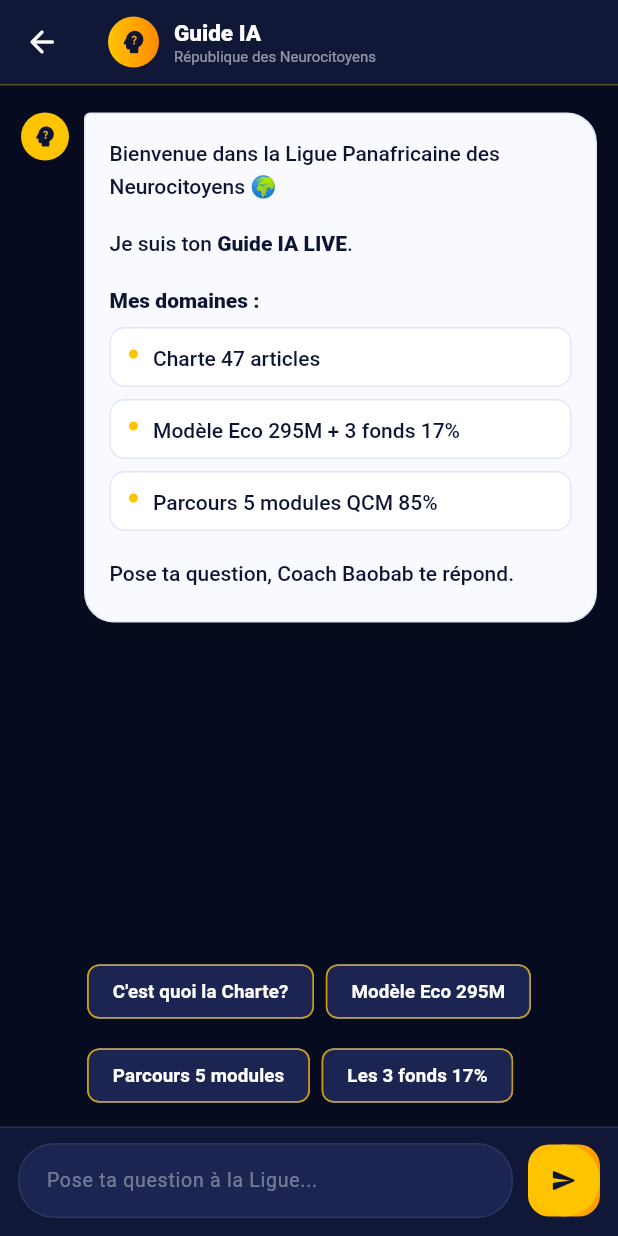
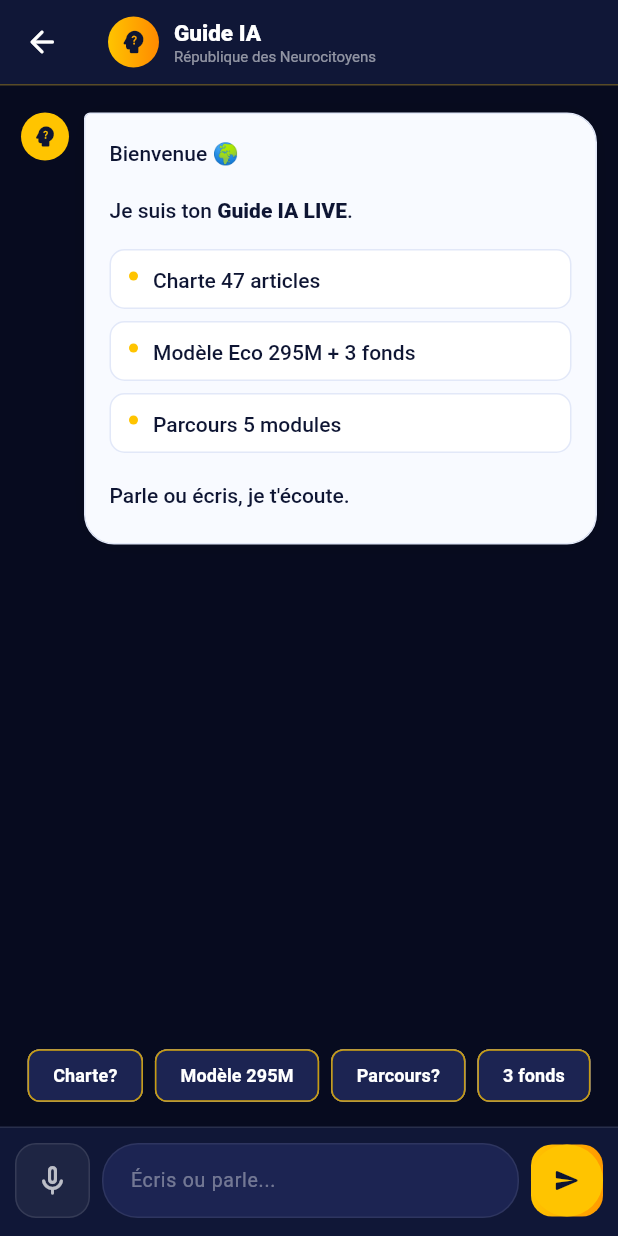
Before and after one commit to ludoacademiaquebec-stack/NeurocitoyenApp, a Flutter app: the IAGuideGlobal screen opened by its route, on a phone screen of 412 x 824 dp. Run offline on Flutter 3.47's test engine with Material 3 defaults, Android fonts, the phone set to English and light mode, and no system bars; our stand-ins replace go_router, qr_flutter, shared_preferences, speech_to_text, supabase_flutter; accounts and stored records are empty.

Commit message:
feat: IA Guide avec micro audio + carte claire premium

```diff
--- a/lib/features/ia/ia_guide_global.dart
+++ b/lib/features/ia/ia_guide_global.dart
@@ -2,19 +2,19 @@ import 'dart:math' as math;
 import 'package:flutter/material.dart';
 import 'package:go_router/go_router.dart';
 import 'package:supabase_flutter/supabase_flutter.dart';
+import 'package:speech_to_text/speech_to_text.dart';
 
 class _C {
   static const bg = Color(0xFF070B1F);
   static const surface = Color(0xFF101737);
   static const field = Color(0xFF1C2452);
   static const gold = Color(0xFFFFC400);
-  static const card = Color(0xFFF8FAFF); // carte IA claire
+  static const card = Color(0xFFF8FAFF);
   static const ink = Color(0xFF0E1533);
-  static const muted = Color(0xFF66708F);
   static const line = Color(0xFFE2E8F8);
 }
 
-enum _Kind { user, ai, error, result }
+enum _Kind { user, ai, error }
 class _Msg { final _Kind kind; final String text; const _Msg(this.kind, this.text); }
 
 class IAGuideGlobal extends StatefulWidget {
@@ -25,21 +25,32 @@ class IAGuideGlobal extends StatefulWidget {
 }
 
 class _IAGuideGlobalState extends State<IAGuideGlobal> {
-  late List<_Msg> _msgs;
+  List<_Msg> _msgs=[const _Msg(_Kind.ai,'Bienvenue 🌍\n\nJe suis ton **Guide IA LIVE**.\n\n• Charte 47 articles\n• Modèle Eco 295M + 3 fonds\n• Parcours 5 modules\n\nParle ou écris, je t\'écoute.')];
   final _ctrl=TextEditingController();
   final _scroll=ScrollController();
   bool _loading=false;
   String _last='';
+  final SpeechToText _speech=SpeechToText();
+  bool _isListening=false;
 
   @override
-  void initState(){
-    super.initState();
-    _msgs=[const _Msg(_Kind.ai,'Bienvenue dans la Ligue Panafricaine des Neurocitoyens 🌍\n\nJe suis ton **Guide IA LIVE**.\n\n**Mes domaines :**\n• Charte 47 articles\n• Modèle Eco 295M + 3 fonds 17%\n• Parcours 5 modules QCM 85%\n\nPose ta question, Coach Baobab te répond.')];
-  }
-  @override
-  void dispose(){ _ctrl.dispose(); _scroll.dispose(); super.dispose(); }
+  void initState(){ super.initState(); _initSpeech(); }
+  Future<void> _initSpeech() async { await _speech.initialize(); }
 
   void _toEnd(){ WidgetsBinding.instance.addPostFrameCallback((_) { if(_scroll.hasClients) _scroll.animateTo(_scroll.position.maxScrollExtent, duration: const Duration(milliseconds:280), curve: Curves.easeOut); }); }
+
+  Future<void> _toggleMic() async {
+    if(_isListening){
+      await _speech.stop(); setState(()=>_isListening=false); return;
+    }
+    bool available = await _speech.initialize();
+    if(!available) return;
+    setState(()=>_isListening=true);
+    await _speech.listen(localeId:'fr_FR', onResult:(res){
+      _ctrl.text=res.recognizedWords;
+      if(res.finalResult){ setState(()=>_isListening=false); _send(_ctrl.text); }
+    });
+  }
 
   Future<void> _send(String raw,{bool retry=false}) async {
     final t=raw.trim(); if(t.isEmpty||_loading) return;
@@ -47,104 +58,52 @@ class _IAGuideGlobalState extends State<IAGuideGlobal> {
     _last=t; if(!retry) _ctrl.clear(); _toEnd();
     try{
       final res=await Supabase.instance.client.functions.invoke('ia-chat', body:{'message':t,'ia_type':widget.iaType,'prompt':t, if(widget.moduleId!=null) 'module_id':widget.moduleId});
-      String ans='';
-      if(res.data is Map) ans=(res.data['response']??res.data['reponse']??'').toString();
-      if(ans.trim().isEmpty) ans="Je n'ai pas pu formuler de réponse. Reformule?";
-      if(!mounted) return;
-      setState(()=> _msgs.add(_Msg(_Kind.ai, ans)));
-    }catch(e){
-      if(mounted) setState(()=> _msgs.add(_Msg(_Kind.error, 'Connexion impossible. Réessaie.')));
-    }finally{
-      if(mounted) setState(()=> _loading=false); _toEnd();
+      String ans=''; if(res.data is Map) ans=(res.data['response']??res.data['reponse']??'').toString();
+      if(ans.trim().isEmpty) ans="Je n'ai pas pu répondre. Reformule?";
+      setState(()=>_msgs.add(_Msg(_Kind.ai,ans)));
+    }catch(e){ setState(()=>_msgs.add(_Msg(_Kind.error,'Connexion impossible. Réessaie.'))); }
+    finally{ setState(()=>_loading=false); _toEnd(); }
+  }
+
+  Widget _rich(String s){
+    final parts=s.split(RegExp(r'\*\*')); List<InlineSpan> spans=[];
+    for(int i=0;i<parts.length;i++){ spans.add(TextSpan(text: parts[i], style: TextStyle(fontWeight: i%2==1?FontWeight.w800:FontWeight.w500))); }
+    return RichText(text: TextSpan(style: const TextStyle(fontSize:14, height:1.55, color: _C.ink), children: spans));
+  }
+
+  List<Widget> _parse(String raw){
+    final lines=raw.split('\n'); List<Widget> out=[];
+    for(var l in lines){
+      final t=l.trim(); if(t.isEmpty){ out.add(const SizedBox(height:8)); continue; }
+      if(t.startsWith('#')){ final title=t.replaceAll(RegExp(r'^#+\s*'), ''); out.add(Padding(padding: const EdgeInsets.only(top:14,bottom:6), child: Row(children:[Container(width:4,height:18,decoration: BoxDecoration(color: _C.gold, borderRadius: BorderRadius.circular(2))), const SizedBox(width:8), Expanded(child: Text(title, style: const TextStyle(fontSize:15.5, fontWeight: FontWeight.w800, color: _C.ink)))]))); }
+      else if(t.startsWith('- ')||t.startsWith('• ')){ final c=t.substring(2); out.add(Container(margin: const EdgeInsets.only(bottom:8), padding: const EdgeInsets.symmetric(horizontal:12, vertical:8), decoration: BoxDecoration(color: Colors.white, borderRadius: BorderRadius.circular(10), border: Border.all(color: _C.line)), child: Row(crossAxisAlignment: CrossAxisAlignment.start, children:[Container(margin: const EdgeInsets.only(top:6), width:6,height:6,decoration: const BoxDecoration(color: _C.gold, shape: BoxShape.circle)), const SizedBox(width:10), Expanded(child: _rich(c))]))); }
+      else { out.add(Padding(padding: const EdgeInsets.only(bottom:8), child: _rich(l))); }
     }
+    return out;
   }
 
   @override
   Widget build(BuildContext context){
     final maxW=math.min(MediaQuery.of(context).size.width, 820)*0.86;
-    final showChips=_msgs.length==1 &&!_loading;
     return Scaffold(
       backgroundColor: _C.bg,
       appBar: AppBar(backgroundColor: _C.surface, foregroundColor: Colors.white, elevation:0, leading: IconButton(icon: const Icon(Icons.arrow_back_rounded), onPressed: ()=> context.canPop()?context.pop():context.go('/')), title: Row(children:[Container(width:34,height:34,decoration: const BoxDecoration(gradient: LinearGradient(colors:[_C.gold, Color(0xFFFF8A00)]), shape: BoxShape.circle), child: const Icon(Icons.psychology_alt_rounded, color: _C.ink, size:20)), const SizedBox(width:10), Column(crossAxisAlignment: CrossAxisAlignment.start, children:[Text(widget.title, style: const TextStyle(fontSize:15, fontWeight: FontWeight.w800)), Text(widget.subtitle, style: const TextStyle(fontSize:10, color: Colors.white54))])]), bottom: PreferredSize(preferredSize: const Size.fromHeight(1), child: Container(height:1, color: _C.gold.withOpacity(0.3)))),
       body: Center(child: ConstrainedBox(constraints: const BoxConstraints(maxWidth:820), child: Column(children:[
         Expanded(child: ListView.builder(controller: _scroll, padding: const EdgeInsets.fromLTRB(14,18,14,8), itemCount: _msgs.length+(_loading?1:0), itemBuilder: (c,i){
-          if(i==_msgs.length) return const _Typing();
-          final m=_msgs[i];
-          if(m.kind==_Kind.user) return _User(text:m.text, maxW:maxW);
-          if(m.kind==_Kind.error) return _Error(text:m.text, onRetry:()=>_send(_last, retry:true));
-          return _AI(text:m.text, maxW:maxW);
+          if(i==_msgs.length) return Padding(padding: const EdgeInsets.only(bottom:16), child: Row(children:[Container(width:32,height:32,decoration: const BoxDecoration(color: _C.gold, shape: BoxShape.circle), child: const Icon(Icons.psychology_alt_rounded, size:18, color: _C.ink)), const SizedBox(width:10), Container(padding: const EdgeInsets.symmetric(horizontal:16, vertical:14), decoration: BoxDecoration(color: _C.card, borderRadius: BorderRadius.circular(18), border: Border.all(color: _C.line)), child: const SizedBox(width:24,height:8, child: LinearProgressIndicator(color: _C.gold, backgroundColor: _C.line)))]));
+          final m=_msgs[i]; if(m.kind==_Kind.user) return Align(alignment: Alignment.centerRight, child: Container(margin: const EdgeInsets.only(bottom:16), padding: const EdgeInsets.symmetric(horizontal:16, vertical:11), constraints: BoxConstraints(maxWidth: maxW), decoration: const BoxDecoration(color: _C.gold, borderRadius: BorderRadius.only(topLeft: Radius.circular(20), topRight: Radius.circular(20), bottomLeft: Radius.circular(20), bottomRight: Radius.circular(4))), child: Text(m.text, style: const TextStyle(color: _C.ink, fontSize:14.5, fontWeight: FontWeight.w600))));
+          if(m.kind==_Kind.error) return Padding(padding: const EdgeInsets.only(bottom:16), child: Container(padding: const EdgeInsets.all(12), decoration: BoxDecoration(color: const Color(0xFFFDECEC), borderRadius: BorderRadius.circular(12)), child: Row(children:[Expanded(child: Text(m.text, style: const TextStyle(color: Color(0xFF7A1F1F), fontSize:13))), TextButton(onPressed: ()=>_send(_last, retry:true), child: const Text('Réessayer'))])));
+          return Padding(padding: const EdgeInsets.only(bottom:16), child: Row(crossAxisAlignment: CrossAxisAlignment.start, children:[Container(width:32,height:32,decoration: const BoxDecoration(color: _C.gold, shape: BoxShape.circle), child: const Icon(Icons.psychology_alt_rounded, size:18, color: _C.ink)), const SizedBox(width:10), Flexible(child: ConstrainedBox(constraints: BoxConstraints(maxWidth: maxW), child: Container(padding: const EdgeInsets.fromLTRB(16,14,16,14), decoration: BoxDecoration(color: _C.card, borderRadius: const BorderRadius.only(topLeft: Radius.circular(4), topRight: Radius.circular(20), bottomLeft: Radius.circular(20), bottomRight: Radius.circular(20)), border: Border.all(color: _C.line), boxShadow: [BoxShadow(color: Colors.black.withOpacity(0.06), blurRadius:16)]), child: Column(crossAxisAlignment: CrossAxisAlignment.start, children: _parse(m.text)))))]));
         })),
-        if(showChips) Padding(padding: const EdgeInsets.fromLTRB(12,0,12,10), child: Wrap(spacing:8, runSpacing:8, children:[
-          for(final s in ["C'est quoi la Charte?","Modèle Eco 295M","Parcours 5 modules","Les 3 fonds 17%"])
-            ActionChip(label: Text(s, style: const TextStyle(color: Colors.white, fontSize:12.5, fontWeight: FontWeight.w600)), backgroundColor: _C.field, side: BorderSide(color: _C.gold.withOpacity(0.5)), onPressed: ()=>_send(s))
-        ])),
-        Container(decoration: const BoxDecoration(color: _C.surface, border: Border(top: BorderSide(color: Color(0x1AFFFFFF)))), padding: const EdgeInsets.fromLTRB(12,10,12,12), child: Row(children:[
-          Expanded(child: Container(decoration: BoxDecoration(color: _C.field, borderRadius: BorderRadius.circular(24), border: Border.all(color: Colors.white.withOpacity(0.08))), child: TextField(controller: _ctrl, minLines:1, maxLines:4, style: const TextStyle(color: Colors.white, fontSize:14.5), decoration: const InputDecoration(hintText:'Pose ta question à la Ligue...', hintStyle: TextStyle(color: Colors.white38, fontSize:13), border: InputBorder.none, contentPadding: EdgeInsets.symmetric(horizontal:18, vertical:12)), onSubmitted: (v)=>_send(v)))),
-          const SizedBox(width:10),
+        Padding(padding: const EdgeInsets.fromLTRB(12,0,12,10), child: Wrap(spacing:8, runSpacing:8, children:[for(final s in ["Charte?","Modèle 295M","Parcours?","3 fonds"]) ActionChip(label: Text(s, style: const TextStyle(color: Colors.white, fontSize:12, fontWeight: FontWeight.w600)), backgroundColor: _C.field, side: BorderSide(color: _C.gold.withOpacity(0.5)), onPressed: ()=>_send(s))])),
+        Container(decoration: const BoxDecoration(color: _C.surface, border: Border(top: BorderSide(color: Color(0x1AFFFFFF)))), padding: const EdgeInsets.fromLTRB(10,10,10,12), child: Row(children:[
+          Container(decoration: BoxDecoration(color: _isListening? Colors.red.withOpacity(0.15): Colors.white.withOpacity(0.06), borderRadius: BorderRadius.circular(14), border: Border.all(color: _isListening? Colors.red.withOpacity(0.5): Colors.white.withOpacity(0.1))), child: IconButton(onPressed: _toggleMic, icon: Icon(_isListening? Icons.mic: Icons.mic_none_rounded, color: _isListening? Colors.red: Colors.white70), tooltip: 'Parler')),
+          const SizedBox(width:8),
+          Expanded(child: Container(decoration: BoxDecoration(color: _C.field, borderRadius: BorderRadius.circular(24), border: Border.all(color: Colors.white.withOpacity(0.08))), child: TextField(controller: _ctrl, minLines:1, maxLines:4, style: const TextStyle(color: Colors.white, fontSize:14.5), decoration: const InputDecoration(hintText:'Écris ou parle...', hintStyle: TextStyle(color: Colors.white38, fontSize:13), border: InputBorder.none, contentPadding: EdgeInsets.symmetric(horizontal:18, vertical:12)), onSubmitted: (v)=>_send(v)))),
+          const SizedBox(width:8),
           Container(decoration: BoxDecoration(gradient: const LinearGradient(colors:[_C.gold, Color(0xFFFF9A00)]), borderRadius: BorderRadius.circular(14)), child: IconButton.filled(onPressed: _loading?null:()=>_send(_ctrl.text), icon: const Icon(Icons.send_rounded, size:18), style: IconButton.styleFrom(backgroundColor: _C.gold, foregroundColor: _C.ink, minimumSize: const Size(48,48)))),
         ])),
       ]))),
     );
   }
 }
-
-// ===================== UI =====================
-
-class _User extends StatelessWidget{
-  const _User({required this.text, required this.maxW}); final String text; final double maxW;
-  @override
-  Widget build(BuildContext context)=> Align(alignment: Alignment.centerRight, child: Container(margin: const EdgeInsets.only(bottom:16), padding: const EdgeInsets.symmetric(horizontal:16, vertical:11), constraints: BoxConstraints(maxWidth: maxW), decoration: const BoxDecoration(color: _C.gold, borderRadius: BorderRadius.only(topLeft: Radius.circular(20), topRight: Radius.circular(20), bottomLeft: Radius.circular(20), bottomRight: Radius.circular(4))), child: Text(text, style: const TextStyle(color: _C.ink, fontSize:14.5, height:1.4, fontWeight: FontWeight.w600))));
-}
-
-class _AI extends StatelessWidget{
-  const _AI({required this.text, required this.maxW}); final String text; final double maxW;
-  List<Widget> _parse(String raw){
-    final lines=raw.split('\n'); List<Widget> out=[];
-    for(var l in lines){
-      final t=l.trim();
-      if(t.isEmpty){ out.add(const SizedBox(height:8)); continue; }
-      if(t.startsWith('### ')||t.startsWith('## ')||t.startsWith('# ')){
-        final title=t.replaceAll(RegExp(r'^#+\s*'), '');
-        out.add(Padding(padding: const EdgeInsets.only(top:14,bottom:6), child: Row(children:[Container(width:4,height:18,decoration: BoxDecoration(color: _C.gold, borderRadius: BorderRadius.circular(2))), const SizedBox(width:8), Expanded(child: Text(title, style: const TextStyle(fontSize:15.5, fontWeight: FontWeight.w800, color: _C.ink)))])));
-      } else if(t.startsWith('- ')||t.startsWith('• ')){
-        final content=t.substring(2);
-        out.add(Container(margin: const EdgeInsets.only(bottom:8), padding: const EdgeInsets.symmetric(horizontal:12, vertical:8), decoration: BoxDecoration(color: Colors.white, borderRadius: BorderRadius.circular(10), border: Border.all(color: _C.line)), child: Row(crossAxisAlignment: CrossAxisAlignment.start, children:[Container(margin: const EdgeInsets.only(top:6), width:6,height:6,decoration: const BoxDecoration(color: _C.gold, shape: BoxShape.circle)), const SizedBox(width:10), Expanded(child: _rich(content))])));
-      } else {
-        out.add(Padding(padding: const EdgeInsets.only(bottom:8), child: _rich(l)));
-      }
-    }
-    return out;
-  }
-
-  static Widget _rich(String s){
-    final parts=s.split(RegExp(r'\*\*')); // simple bold
-    List<InlineSpan> spans=[];
-    for(int i=0;i<parts.length;i++){
-      final isBold=i%2==1;
-      spans.add(TextSpan(text: parts[i], style: TextStyle(fontWeight: isBold?FontWeight.w800:FontWeight.w500)));
-    }
-    return RichText(text: TextSpan(style: const TextStyle(fontSize:14, height:1.55, color: _C.ink), children: spans));
-  }
-
-  @override
-  Widget build(BuildContext context){
-    return Padding(padding: const EdgeInsets.only(bottom:16), child: Row(crossAxisAlignment: CrossAxisAlignment.start, children:[
-      Container(width:32,height:32,decoration: const BoxDecoration(color: _C.gold, shape: BoxShape.circle), child: const Icon(Icons.psychology_alt_rounded, size:18, color: _C.ink)),
-      const SizedBox(width:10),
-      Flexible(child: ConstrainedBox(constraints: BoxConstraints(maxWidth: maxW), child: Container(padding: const EdgeInsets.fromLTRB(16,14,16,14), decoration: BoxDecoration(color: _C.card, borderRadius: const BorderRadius.only(topLeft: Radius.circular(4), topRight: Radius.circular(20), bottomLeft: Radius.circular(20), bottomRight: Radius.circular(20)), border: Border.all(color: _C.line), boxShadow: [BoxShadow(color: Colors.black.withOpacity(0.06), blurRadius:16, offset: const Offset(0,4))]), child: Column(crossAxisAlignment: CrossAxisAlignment.start, children: _parse(text))))),
-    ]));
-  }
-}
-
-class _Error extends StatelessWidget{
-  const _Error({required this.text, required this.onRetry}); final String text; final VoidCallback onRetry;
-  @override
-  Widget build(BuildContext context)=> Padding(padding: const EdgeInsets.only(bottom:16), child: Row(children:[Container(width:32,height:32,decoration: BoxDecoration(color: const Color(0xFFFDECEC), borderRadius: BorderRadius.circular(10)), child: const Icon(Icons.error_outline, size:18, color: Color(0xFFB42318))), const SizedBox(width:10), Expanded(child: Container(padding: const EdgeInsets.all(12), decoration: BoxDecoration(color: const Color(0xFFFDECEC), borderRadius: BorderRadius.circular(12), border: Border.all(color: const Color(0xFFF4B0B0))), child: Row(children:[Expanded(child: Text(text, style: const TextStyle(color: Color(0xFF7A1F1F), fontSize:13))), TextButton(onPressed: onRetry, child: const Text('Réessayer'))])))]));
-}
-
-class _Typing extends StatefulWidget{ const _Typing(); @override State<_Typing> createState()=> _TypingState(); }
-class _TypingState extends State<_Typing> with SingleTickerProviderStateMixin{
-  late final _c=AnimationController(vsync:this, duration: const Duration(milliseconds:1200))..repeat();
-  @override void dispose(){ _c.dispose(); super.dispose(); }
-  @override Widget build(BuildContext context)=> Padding(padding: const EdgeInsets.only(bottom:16), child: Row(children:[Container(width:32,height:32,decoration: const BoxDecoration(color: _C.gold, shape: BoxShape.circle), child: const Icon(Icons.psychology_alt_rounded, size:18, color: _C.ink)), const SizedBox(width:10), Container(padding: const EdgeInsets.symmetric(horizontal:16, vertical:14), decoration: BoxDecoration(color: _C.card, borderRadius: BorderRadius.circular(18), border: Border.all(color: _C.line)), child: Row(children:[for(int i=0;i<3;i++) AnimatedBuilder(animation: _c, builder: (_,__) { final t=(_c.value-i*0.2)%1.0; final o=0.3+0.7*(t<0.5?t*2:(1-t)*2); return Container(margin: const EdgeInsets.symmetric(horizontal:3), width:8,height:8, decoration: BoxDecoration(color: _C.ink.withOpacity(o), shape: BoxShape.circle)); })]))]));
-}
```
